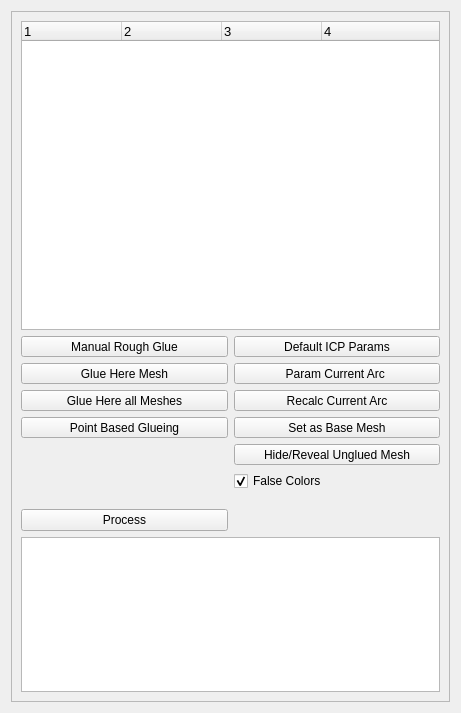
Above: src/meshlabplugins/edit_align/alignDialog.ui from cnr-isti-vclab/meshlab before the change. Below: the same form after it.
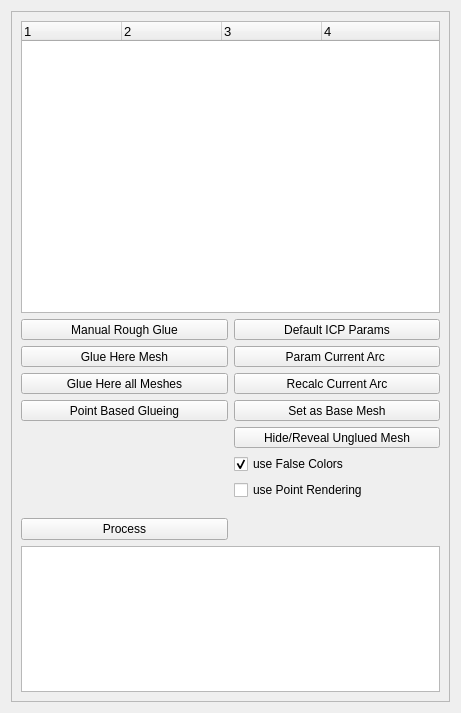
That is the form after the change.

Commit message: added a checkbox to force point rendering during alignment (for complex datasets, and mixed point-face datasets)

The edit to the form file:
```diff
--- a/src/meshlabplugins/edit_align/alignDialog.ui
+++ b/src/meshlabplugins/edit_align/alignDialog.ui
@@ -215,13 +215,20 @@
           <item>
            <widget class="QCheckBox" name="falseColorCB">
             <property name="text">
-             <string>False Colors</string>
+             <string>use False Colors</string>
             </property>
             <property name="checked">
              <bool>true</bool>
             </property>
            </widget>
           </item>
+          <item>
+           <widget class="QCheckBox" name="pointRenderingCB">
+            <property name="text">
+             <string>use Point Rendering</string>
+            </property>
+           </widget>
+          </item>
           <item>
            <spacer>
             <property name="orientation">
```
The commit also changes 3 other files.
